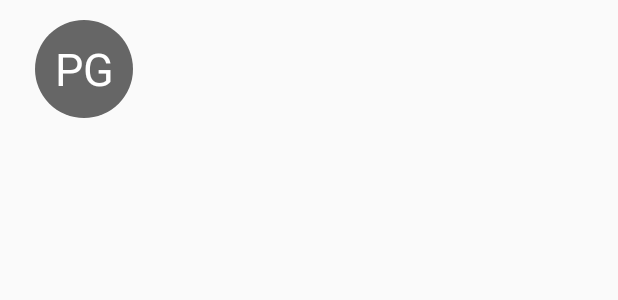
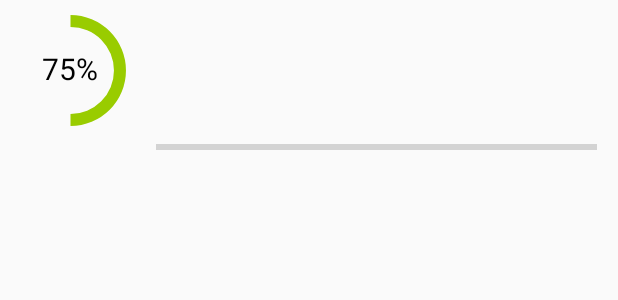
Before and after one commit to pgunasekara/mobilityai, an Android app: the layout device_row.xml on its own in the app's theme, with its tools: preview values and no code run, on a phone screen of 412 x 824 dp. Shown: the top 300 px of the screen. Run offline under Robolectric (Android 15) with nearby library versions, the phone set to English and light mode, and no system bars; Roboto replaces fonts that are not available here.

```diff
--- a/frontend/mobilityai/app/src/main/AndroidManifest.xml
+++ b/frontend/mobilityai/app/src/main/AndroidManifest.xml
@@ -33,7 +33,6 @@
         <activity
             android:name=".DeviceInfoActivity"
             android:parentActivityName=".MainActivity"></activity>
-        <activity android:name=".LoadingActivity"></activity>
     </application>
 
 </manifest>
--- a/frontend/mobilityai/app/src/main/java/com/ai/mobility/mobilityai/MainActivity.java
+++ b/frontend/mobilityai/app/src/main/java/com/ai/mobility/mobilityai/MainActivity.java
@@ -227,14 +227,16 @@ public class MainActivity extends AppCompatActivity implements ServiceConnection
                         m_handler.post(new Runnable() {
                             @Override
                             public void run() {
-                                Log.i(TAG, "Updating with: "+result.getDevice().getAddress());
+                                Log.i(TAG, "Updating with: "+ result.getDevice().getAddress());
                                 m_adapter.update(new MetaMotionDevice(
                                         "MetaMotion A",
                                         getRandomName(),
                                         result.getDevice().getAddress(),
                                         50,
                                         "Jan 5, 2019",
-                                        result.getRssi()));
+                                        result.getRssi()
+                                    )
+                                );
                             }
                         });
                     }
--- /dev/null
+++ b/frontend/mobilityai/app/src/main/res/drawable-hdpi/circular_smaller.xml
@@ -0,0 +1,17 @@
+<?xml version="1.0" encoding="utf-8"?>
+<layer-list xmlns:android="http://schemas.android.com/apk/res/android">
+    <item android:id="@android:id/progress">
+        <rotate
+            android:fromDegrees="270"
+            android:toDegrees="270"
+            android:pivotX="50%"
+            android:pivotY="50%" >
+            <shape
+                android:innerRadiusRatio="2.6"
+                android:shape="ring"
+                android:thickness="8sp" >
+                <solid android:color="@android:color/holo_green_light" />
+            </shape>
+        </rotate>
+    </item>
+</layer-list>
--- a/frontend/mobilityai/app/src/main/res/layout/device_row.xml
+++ b/frontend/mobilityai/app/src/main/res/layout/device_row.xml
@@ -8,9 +8,11 @@
     <!--app:cardCornerRadius="6dp"-->
     <!--app:cardElevation="6dp">-->
 
-<RelativeLayout
-    xmlns:android="http://schemas.android.com/apk/res/android" android:layout_width="match_parent"
+<RelativeLayout xmlns:android="http://schemas.android.com/apk/res/android"
+    xmlns:tools="http://schemas.android.com/tools"
+    android:layout_width="match_parent"
     android:layout_height="wrap_content"
+    xmlns:app="http://schemas.android.com/apk/res-auto"
     android:orientation="vertical"
     android:padding="4dp">
 
@@ -19,31 +21,63 @@
         android:layout_width="wrap_content"
         android:layout_height="wrap_content">
 
-        <ImageView
-            android:id="@+id/userImage"
+        <ProgressBar
+            android:id="@+id/devBatteryLevel"
+            style="?android:attr/progressBarStyleHorizontal"
+            app:layout_constraintEnd_toEndOf="parent"
+            app:layout_constraintStart_toStartOf="parent"
+            app:layout_constraintTop_toTopOf="parent"
+            android:layout_width="75dp"
+            android:layout_height="75dp"
+            android:layout_gravity="center"
+            android:layout_marginStart="5dp"
+            android:layout_marginTop="5dp"
+            android:layout_marginBottom="5dp"
+            android:layout_marginEnd="5dp"
+            android:max="100"
+            android:progress="50"
+            android:progressDrawable="@drawable/circular_smaller" />
+
+        <TextView
+            android:id="@+id/devBatteryLevelPercentage"
             android:layout_width="65dp"
             android:layout_height="65dp"
-            android:layout_alignParentStart="true"
-            android:layout_centerVertical="true"
-            android:layout_marginStart="19dp"
-            android:layout_marginTop="19dp"
-            android:padding="0dp"
-            android:src="@drawable/bg_circle" />
-
-        <TextView
-            android:id="@+id/initials"
-            android:layout_width="65dp"
-            android:layout_height="65dp"
-            android:layout_alignStart="@+id/userImage"
-            android:layout_alignEnd="@+id/userImage"
+            android:layout_alignStart="@+id/devBatteryLevel"
+            android:layout_alignEnd="@+id/devBatteryLevel"
             android:layout_alignParentTop="true"
             android:layout_marginStart="9dp"
             android:layout_marginTop="9dp"
             android:layout_marginEnd="9dp"
             android:gravity="center"
-            android:text="PG"
-            android:textColor="@android:color/white"
-            android:textSize="30dp" />
+            android:text="75%"
+            android:textColor="@android:color/black"
+            android:textSize="20sp" />
+
+        <!--<ImageView-->
+            <!--android:id="@+id/userImage"-->
+            <!--android:layout_width="65dp"-->
+            <!--android:layout_height="65dp"-->
+            <!--android:layout_alignParentStart="true"-->
+            <!--android:layout_centerVertical="true"-->
+            <!--android:layout_marginStart="10dp"-->
+            <!--android:layout_marginTop="19dp"-->
+            <!--android:padding="0dp"-->
+            <!--android:src="@drawable/bg_circle" />-->
+
+        <!--<TextView-->
+            <!--android:id="@+id/initials"-->
+            <!--android:layout_width="65dp"-->
+            <!--android:layout_height="65dp"-->
+            <!--android:layout_alignStart="@+id/userImage"-->
+            <!--android:layout_alignEnd="@+id/userImage"-->
+            <!--android:layout_alignParentTop="true"-->
+            <!--android:layout_marginStart="9dp"-->
+            <!--android:layout_marginTop="9dp"-->
+            <!--android:layout_marginEnd="9dp"-->
+            <!--android:gravity="center"-->
+            <!--android:text="PG"-->
+            <!--android:textColor="@android:color/white"-->
+            <!--android:textSize="30dp" />-->
     </RelativeLayout>
 
     <TextView
@@ -53,8 +87,8 @@
         android:layout_alignWithParentIfMissing="true"
         android:layout_alignTop="@+id/userImageContainer"
         android:layout_alignParentEnd="true"
-        android:layout_marginStart="120dp"
-        android:layout_marginEnd="16dp"
+        android:layout_marginStart="100dp"
+        android:layout_marginEnd="10dp"
         android:gravity="center_vertical"
         android:padding="1dp"
         android:paddingBottom="5dp"
@@ -68,8 +102,8 @@
         android:layout_alignWithParentIfMissing="true"
         android:layout_below="@id/devAssignedUser"
         android:layout_alignParentEnd="true"
-        android:layout_marginStart="120dp"
-        android:layout_marginEnd="16dp"
+        android:layout_marginStart="100dp"
+        android:layout_marginEnd="10dp"
         android:gravity="center_vertical"
         android:padding="0dp"
         android:paddingBottom="0dp"
@@ -80,8 +114,8 @@
         android:layout_height="wrap_content"
         android:padding="0dp"
         android:textSize="0sp"
-        android:layout_marginStart="120dp"
-        android:layout_marginEnd="16dp"
+        android:layout_marginStart="100dp"
+        android:layout_marginEnd="10dp"
         android:layout_below="@id/devName"/>
 
     <TextView
@@ -90,8 +124,8 @@
         android:layout_height="wrap_content"
         android:padding="0dp"
         android:textSize="0sp"
-        android:layout_marginStart="120dp"
-        android:layout_marginEnd="16dp"
+        android:layout_marginStart="100dp"
+        android:layout_marginEnd="10dp"
         android:layout_below="@id/devMacAddr"/>
 
     <TextView
@@ -100,8 +134,8 @@
         android:layout_height="wrap_content"
         android:padding="1dp"
         android:textSize="15sp"
-        android:layout_marginStart="120dp"
-        android:layout_marginEnd="16dp"
+        android:layout_marginStart="100dp"
+        android:layout_marginEnd="10dp"
         android:layout_below="@id/devBattery"/>
     <TextView
         android:id="@+id/devSignalStrength"
@@ -109,9 +143,32 @@
         android:layout_height="wrap_content"
         android:padding="1dp"
         android:textSize="15sp"
-        android:layout_marginStart="120dp"
-        android:layout_marginEnd="16dp"
+        android:layout_marginStart="100dp"
+        android:layout_marginEnd="10dp"
         android:layout_below="@id/devLastSync"/>
+
+    <RelativeLayout
+        android:layout_width="wrap_content"
+        android:layout_height="wrap_content"
+        android:layout_below="@id/devSignalStrength">
+        <ProgressBar
+            android:id="@+id/devSyncProgress"
+            android:layout_width="match_parent"
+            android:layout_height="wrap_content"
+            android:layout_marginStart="100dp"
+            android:layout_marginEnd="10dp"
+            style="?android:attr/progressBarStyleHorizontal"/>
+
+        <TextView
+            android:layout_width="wrap_content"
+            android:layout_height="wrap_content"
+            android:layout_alignStart="@id/devSyncProgress"
+            android:layout_toLeftOf="@id/devSyncProgress"/>
+    </RelativeLayout>
+
+
+
+
 
 </RelativeLayout>
 <!--</android.support.v7.widget.CardView>-->
--- a/frontend/mobilityai/app/src/main/res/values/strings.xml
+++ b/frontend/mobilityai/app/src/main/res/values/strings.xml
@@ -4,4 +4,5 @@
 
     <!-- TODO: Remove or change this placeholder text -->
     <string name="hello_blank_fragment">Hello blank fragment</string>
+
 </resources>
```
Also changed, not shown: frontend/mobilityai/app/src/main/java/com/ai/mobility/mobilityai/DeviceInfoActivity.java (+85 -46 lines), frontend/mobilityai/app/src/main/java/com/ai/mobility/mobilityai/LoadingActivity.java (deleted, +0 -13 lines), frontend/mobilityai/app/src/main/java/com/ai/mobility/mobilityai/MetaMotionDeviceAdapter.java (+20 -5 lines), frontend/mobilityai/app/src/main/java/com/ai/mobility/mobilityai/MetaMotionService.java (+38 -1 lines), frontend/mobilityai/app/src/main/res/layout/activity_loading_screen.xml (deleted, +0 -16 lines).
